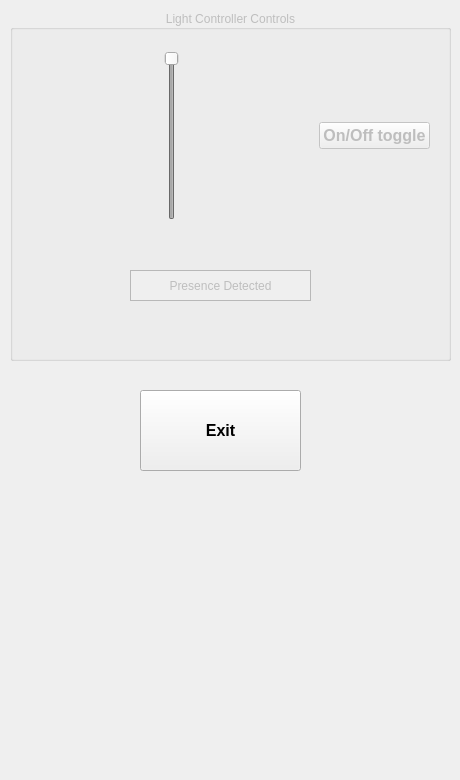
Before: the Qt Designer form light_controller_remote_ui/light_controller_remote_ui.ui in kenaaker/light_controller, drawn with Qt 5.
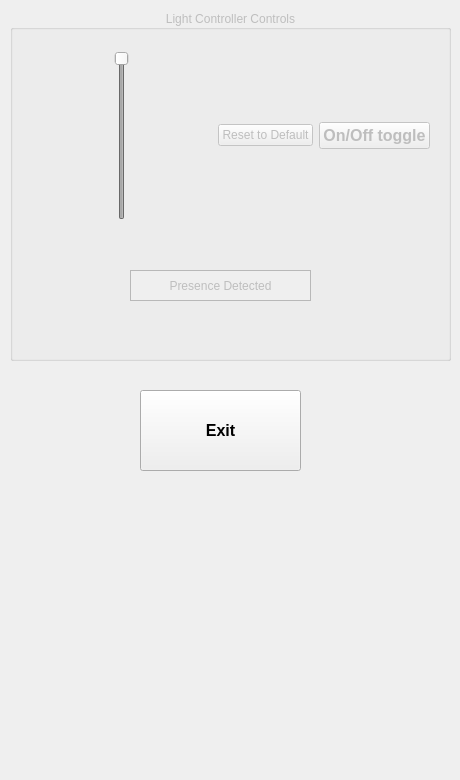
After: the same form once the commit is applied.

```diff
--- a/light_controller_remote_ui/light_controller_remote_ui.ui
+++ b/light_controller_remote_ui/light_controller_remote_ui.ui
@@ -99,6 +99,13 @@
         </property>
        </spacer>
       </item>
+      <item>
+       <widget class="QPushButton" name="reset_to_default">
+        <property name="text">
+         <string>Reset to Default</string>
+        </property>
+       </widget>
+      </item>
       <item>
        <widget class="QPushButton" name="toggle_on_off">
         <property name="sizePolicy">
```
